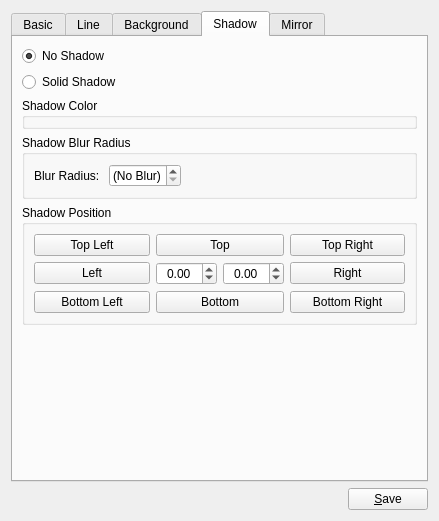
First picture: the form in src/items/GenericItemConfig.ui, repository google-code-export/dviz, before the edit.
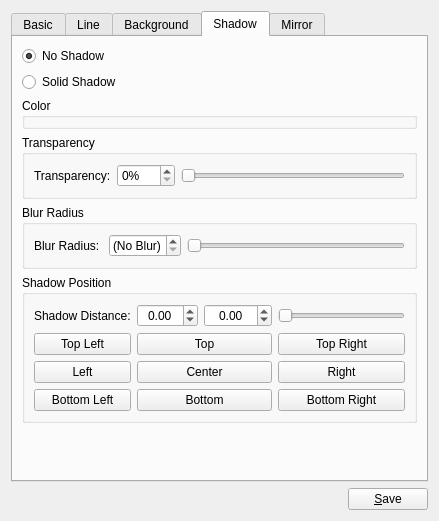
Second picture: the form after the edit. Icons and pictures are not drawn.

Commit message: Integrated Media Browser with live view and setting selected group. Huge number of minor fixes: Adjusted various viewer scaling needs (slide editor, preview window). Auto set current index on prop dock when chaging items. Added shadow transparency slider to config box. Added zero offset shadow button. Set selected index when adding/removing group from document. Set editor slider for slide timeout disabled when setting group according to flags. Fixed minor icon problems with media browser.

Diff of the .ui file:
```diff
--- a/src/items/GenericItemConfig.ui
+++ b/src/items/GenericItemConfig.ui
@@ -615,14 +615,50 @@
        <item>
         <widget class="QGroupBox" name="shadowColorGb">
          <property name="title">
-          <string>Shadow Color</string>
+          <string>Color</string>
          </property>
         </widget>
        </item>
+       <item>
+        <widget class="QGroupBox" name="groupBox_7">
+         <property name="title">
+          <string>Transparency</string>
+         </property>
+         <layout class="QHBoxLayout" name="horizontalLayout_3">
+          <item>
+           <widget class="QLabel" name="label_6">
+            <property name="text">
+             <string>Transparency:</string>
+            </property>
+           </widget>
+          </item>
+          <item>
+           <widget class="QSpinBox" name="alphaBox">
+            <property name="suffix">
+             <string>%</string>
+            </property>
+            <property name="maximum">
+             <number>100</number>
+            </property>
+           </widget>
+          </item>
+          <item>
+           <widget class="QSlider" name="transparencySlider">
+            <property name="maximum">
+             <number>100</number>
+            </property>
+            <property name="orientation">
+             <enum>Qt::Horizontal</enum>
+            </property>
+           </widget>
+          </item>
+         </layout>
+        </widget>
+       </item>
        <item>
         <widget class="QGroupBox" name="blurGroup">
          <property name="title">
-          <string>Shadow Blur Radius</string>
+          <string>Blur Radius</string>
          </property>
          <layout class="QHBoxLayout" name="horizontalLayout_2">
           <item>
@@ -643,17 +679,17 @@
            </widget>
           </item>
           <item>
-           <spacer name="horizontalSpacer">
+           <widget class="QSlider" name="blurSlider">
+            <property name="maximum">
+             <number>16</number>
+            </property>
+            <property name="pageStep">
+             <number>4</number>
+            </property>
             <property name="orientation">
              <enum>Qt::Horizontal</enum>
             </property>
-            <property name="sizeHint" stdset="0">
-             <size>
-              <width>40</width>
-              <height>20</height>
-             </size>
-            </property>
-           </spacer>
+           </widget>
           </item>
          </layout>
         </widget>
@@ -666,63 +702,63 @@
          <layout class="QVBoxLayout" name="verticalLayout_18">
           <item>
            <layout class="QGridLayout" name="gridLayout_4">
-            <item row="0" column="0">
+            <item row="1" column="0">
              <widget class="QPushButton" name="shadowOffsetPresetTL">
               <property name="text">
                <string>Top Left</string>
               </property>
              </widget>
             </item>
-            <item row="0" column="1">
+            <item row="1" column="1">
              <widget class="QPushButton" name="shadowOffsetPresetT">
               <property name="text">
                <string>Top</string>
               </property>
              </widget>
             </item>
-            <item row="0" column="2">
+            <item row="1" column="2">
              <widget class="QPushButton" name="shadowOffsetPresetTR">
               <property name="text">
                <string>Top Right</string>
               </property>
              </widget>
             </item>
-            <item row="1" column="0">
+            <item row="2" column="0">
              <widget class="QPushButton" name="shadowOffsetPresetL">
               <property name="text">
                <string>Left</string>
               </property>
              </widget>
             </item>
-            <item row="1" column="2">
+            <item row="2" column="2">
              <widget class="QPushButton" name="shadowOffsetPresetR">
               <property name="text">
                <string>Right</string>
               </property>
              </widget>
             </item>
-            <item row="2" column="0">
+            <item row="3" column="0">
              <widget class="QPushButton" name="shadowOffsetPresetBL">
               <property name="text">
                <string>Bottom Left</string>
               </property>
              </widget>
             </item>
-            <item row="2" column="1">
+            <item row="3" column="1">
              <widget class="QPushButton" name="shadowOffsetPresetB">
               <property name="text">
                <string>Bottom</string>
               </property>
              </widget>
             </item>
-            <item row="2" column="2">
+            <item row="3" column="2">
              <widget class="QPushButton" name="shadowOffsetPresetBR">
               <property name="text">
                <string>Bottom Right</string>
               </property>
              </widget>
             </item>
-            <item row="1" column="1">
+            <item row="0" column="1">
              <widget class="QWidget" name="widget" native="true">
               <layout class="QHBoxLayout" name="horizontalLayout">
                <property name="margin">
@@ -759,7 +795,10 @@
                   <enum>QAbstractSpinBox::UpDownArrows</enum>
                  </property>
                  <property name="minimum">
-                  <double>-99.989999999999995</double>
+                  <double>-100.000000000000000</double>
+                 </property>
+                 <property name="maximum">
+                  <double>100.000000000000000</double>
                  </property>
                  <property name="singleStep">
                   <double>0.500000000000000</double>
@@ -769,6 +808,33 @@
               </layout>
              </widget>
             </item>
+            <item row="2" column="1">
+             <widget class="QPushButton" name="shadowOffsetPreset0">
+              <property name="text">
+               <string>Center</string>
+              </property>
+             </widget>
+            </item>
+            <item row="0" column="0">
+             <widget class="QLabel" name="label_4">
+              <property name="text">
+               <string>Shadow Distance:</string>
+              </property>
+             </widget>
+            </item>
+            <item row="0" column="2">
+             <widget class="QSlider" name="distanceSlider">
+              <property name="minimum">
+               <number>0</number>
+              </property>
+              <property name="maximum">
+               <number>100</number>
+              </property>
+              <property name="orientation">
+               <enum>Qt::Horizontal</enum>
+              </property>
+             </widget>
+            </item>
            </layout>
           </item>
          </layout>
```
Left out of the diff: 68 changed lines with no effect on the pictures. The commit also changes 16 other files.
